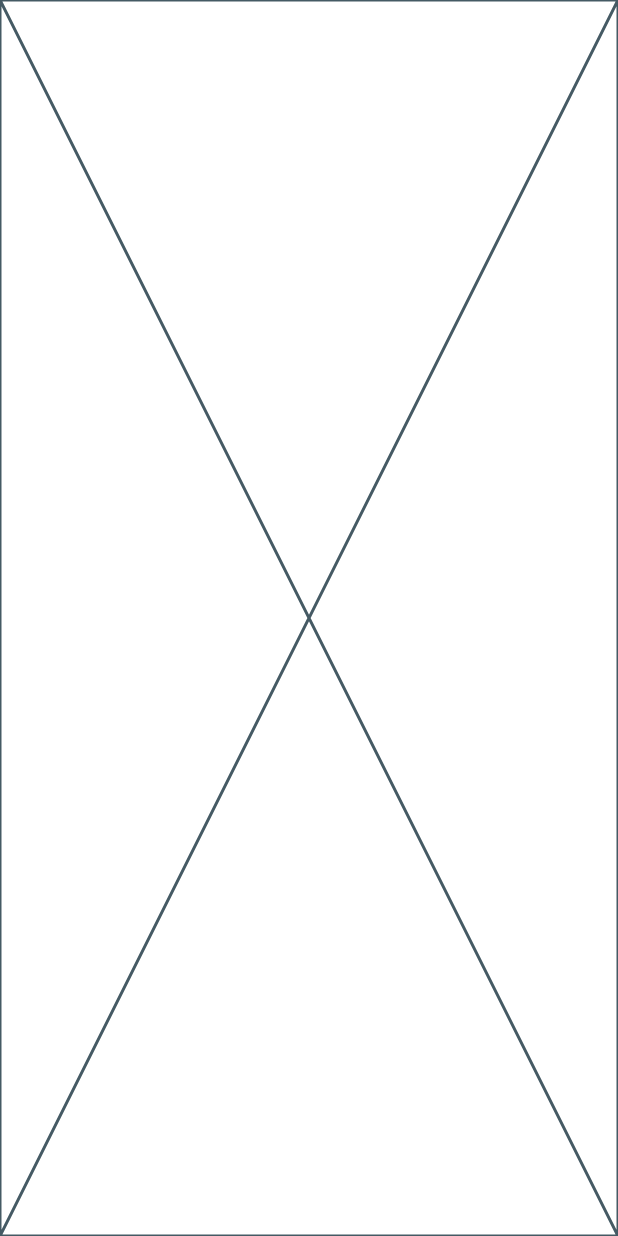
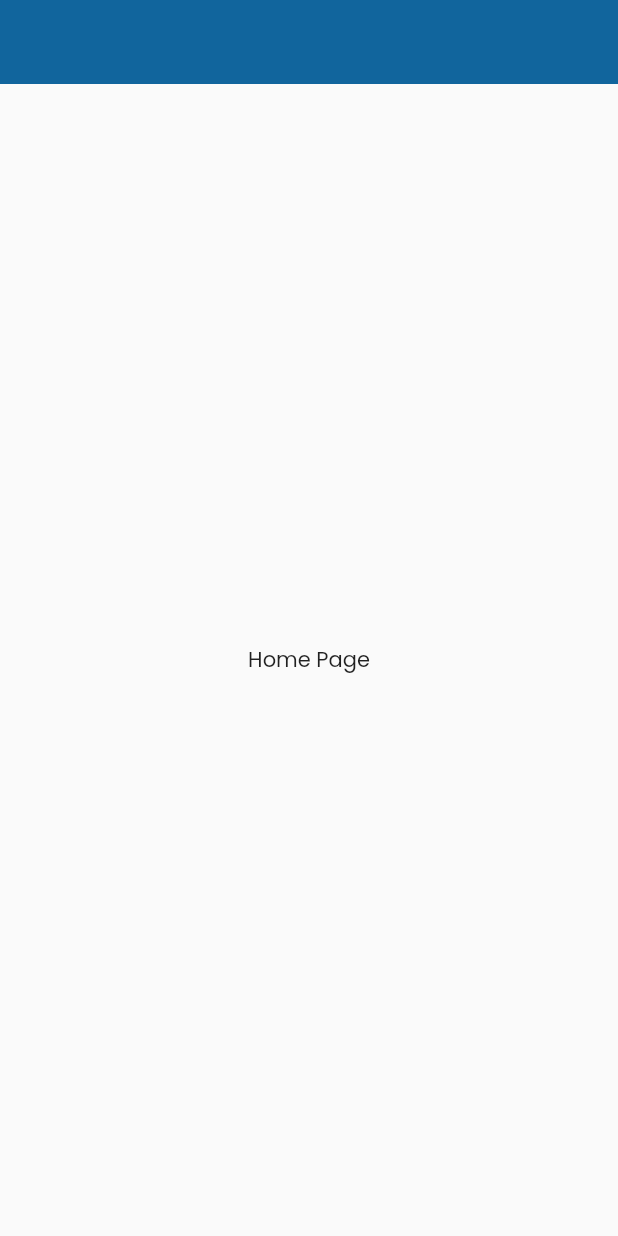
Before and after one commit to michalsmolarek/tudu2, a Flutter app: the screen it shows after launch, on a phone screen of 412 x 824 dp. Run offline on Flutter 3.47's test engine with Material 2 defaults, Android fonts, the phone set to English and light mode, and no system bars; our stand-ins replace dartz, freezed_annotation, get_it, go_router, google_fonts, injectable and 1 more.

Commit message:
add basic coinfig

```diff
--- a/lib/app/pages/home/home_page.dart
+++ b/lib/app/pages/home/home_page.dart
@@ -5,6 +5,13 @@ class HomePage extends StatelessWidget {
 
   @override
   Widget build(BuildContext context) {
-    return const Placeholder();
+    return Scaffold(
+      appBar: AppBar(),
+      body: const Center(
+        child: Text(
+          'Home Page',
+        ),
+      ),
+    );
   }
 }
--- a/lib/config/theme/themes.dart
+++ b/lib/config/theme/themes.dart
@@ -18,3 +18,19 @@ final lightTheme = ThemeData(
     titleTextStyle: TextStyle(color: AppColors.white, fontSize: 14),
   ),
 );
+
+final darkTheme = ThemeData(
+  fontFamily: GoogleFonts.poppins().fontFamily,
+  primarySwatch: getMaterialColor(AppColors.primary),
+  primaryColor: getMaterialColor(AppColors.primary),
+  brightness: Brightness.dark,
+  inputDecorationTheme: InputDecorationTheme(
+      border: OutlineInputBorder(borderSide: const BorderSide(width: 1), borderRadius: BorderRadius.circular(12))),
+  appBarTheme: const AppBarTheme(
+    color: AppColors.black,
+    elevation: 0,
+    centerTitle: true,
+    iconTheme: IconThemeData(color: AppColors.white),
+    titleTextStyle: TextStyle(color: AppColors.white, fontSize: 14),
+  ),
+);
--- a/lib/domain/repository/api_repository.dart
+++ b/lib/domain/repository/api_repository.dart
@@ -1,3 +1 @@
-import 'package:dartz/dartz.dart';
-
 abstract class ApiRepository {}
--- a/lib/main.dart
+++ b/lib/main.dart
@@ -7,7 +7,6 @@ import 'package:tudu/core/translations/generated/l10n.dart';
 import 'package:tudu/injectable/injectable.dart';
 
 void main() async {
-  WidgetsFlutterBinding.ensureInitialized();
   injectDependencies();
   runApp(const MyApp());
 }
@@ -32,6 +31,7 @@ class MyApp extends StatelessWidget {
       routerDelegate: AppRouter.router.routerDelegate,
       title: AppConsts.appName,
       theme: lightTheme,
+      darkTheme: darkTheme,
     );
   }
 }
--- a/pubspec.yaml
+++ b/pubspec.yaml
@@ -35,9 +35,6 @@ dependencies:
   json_annotation: ^4.8.1
   json_serializable: ^6.7.1
   logger: ^2.0.2+1
-  pretty_dio_logger: ^1.3.1
-  retrofit: ^4.0.2
-  retrofit_generator: ^8.0.0
 
 dev_dependencies:
   flutter_lints: ^2.0.0
```
Also changed, not shown: pubspec.lock, 7 other files.
